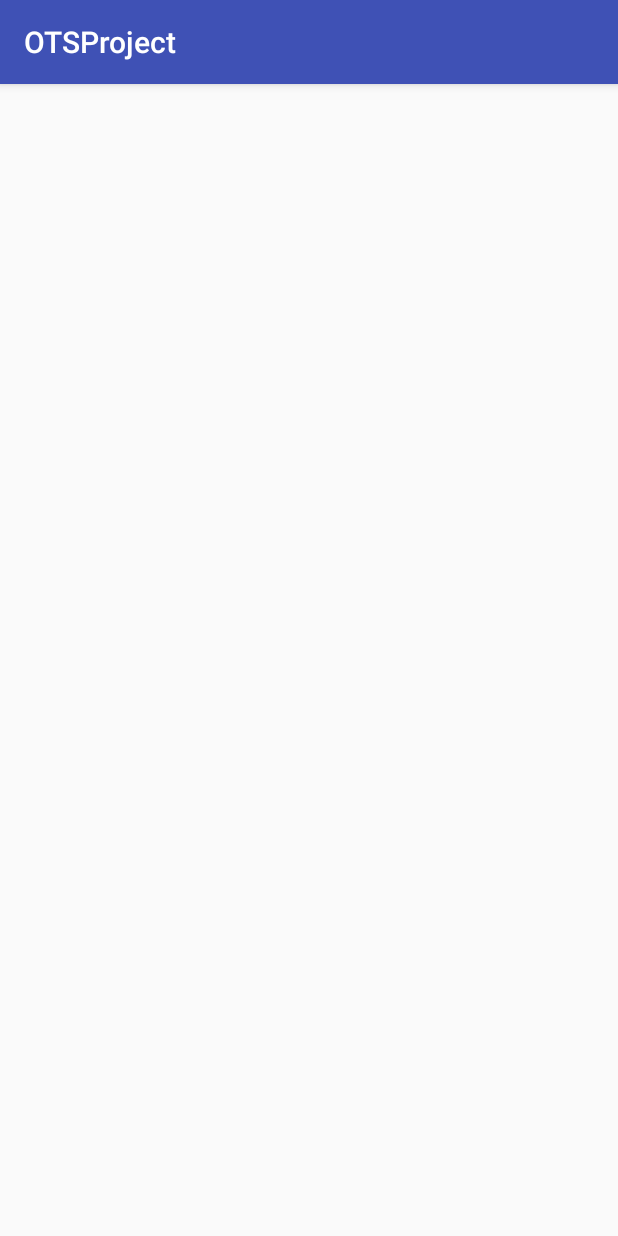
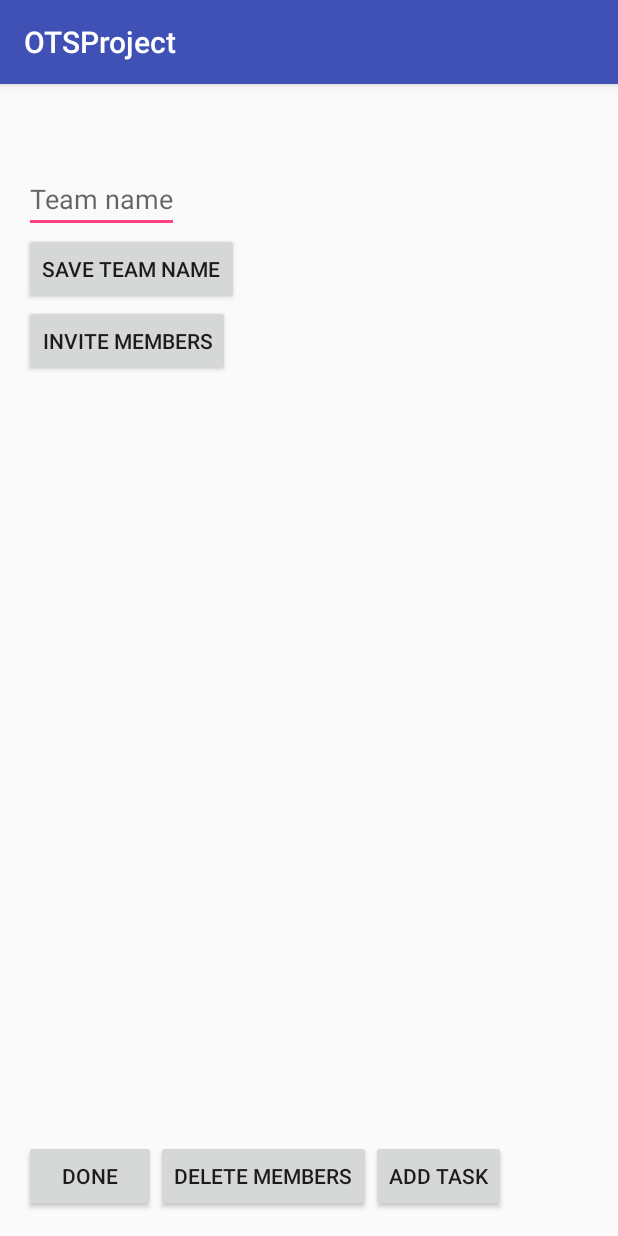
Before and after one commit to DimaGirya/OTSProject, an Android app: the EditTeamActivity screen opened directly, with no data from a screen before it, on a phone screen of 412 x 824 dp. Run offline under Robolectric (Android 15) with nearby library versions, the phone set to English and light mode, and no system bars.

Commit message:
EditTeamActivity

```diff
--- a/app/src/main/java/dima/liza/mobile/shenkar/com/otsproject/activity/EditTeamActivity.java
+++ b/app/src/main/java/dima/liza/mobile/shenkar/com/otsproject/activity/EditTeamActivity.java
@@ -2,14 +2,38 @@ package dima.liza.mobile.shenkar.com.otsproject.activity;
 
 import android.support.v7.app.AppCompatActivity;
 import android.os.Bundle;
+import android.view.View;
+import android.widget.EditText;
 
 import dima.liza.mobile.shenkar.com.otsproject.R;
 
 public class EditTeamActivity extends AppCompatActivity {
-
+    EditText teamName;
     @Override
     protected void onCreate(Bundle savedInstanceState) {
         super.onCreate(savedInstanceState);
         setContentView(R.layout.activity_edit_team);
+       //  FloatingActionButton floatingActionButton = new FloatingActionButton(this);
+        teamName = (EditText) findViewById(R.id.editTeamNameTextField);
+    }
+
+    public void onClickSaveTeamName(View view) {
+
+    }
+
+    public void onClickInviteMembers(View view) {
+
+    }
+
+
+    public void onClickDeleteMembers(View view) {
+
+    }
+
+    public void onCLickEditTeamDone(View view) {
+
+    }
+
+    public void onClickAddTask(View view) {
     }
 }
--- a/app/src/main/res/layout/activity_edit_team.xml
+++ b/app/src/main/res/layout/activity_edit_team.xml
@@ -7,4 +7,81 @@
     android:paddingBottom="@dimen/activity_vertical_margin"
     tools:context="dima.liza.mobile.shenkar.com.otsproject.activity.EditTeamActivity">
 
+    <EditText
+        android:hint="@string/hintTeamName"
+        android:layout_width="wrap_content"
+        android:layout_height="wrap_content"
+        android:id="@+id/editTeamNameTextField"
+        android:layout_marginTop="38dp"
+        android:layout_alignParentTop="true"
+        android:layout_alignParentLeft="true"
+        android:layout_alignParentStart="true" />
+
+    <Button
+        style="?android:attr/buttonStyleSmall"
+        android:layout_width="wrap_content"
+        android:layout_height="wrap_content"
+        android:text="@string/buttonSaveTeamName"
+        android:onClick="onClickSaveTeamName"
+        android:id="@+id/bSaveTeamName"
+        android:layout_below="@+id/editTeamNameTextField"
+        android:layout_alignParentLeft="true"
+        android:layout_alignParentStart="true" />
+
+    <Button
+        android:layout_width="wrap_content"
+        android:layout_height="wrap_content"
+        android:text="@string/buttonInviteMembers"
+        android:onClick="onClickInviteMembers"
+        android:id="@+id/bInviteMembers"
+        android:layout_below="@+id/bSaveTeamName"
+        android:layout_alignParentLeft="true"
+        android:layout_alignParentStart="true" />
+
+    <Button
+
+        android:layout_width="wrap_content"
+        android:layout_height="wrap_content"
+        android:text="@string/buttonEditTeamDone"
+        android:id="@+id/buttonEditTeamDone"
+        android:onClick="onCLickEditTeamDone"
+        android:layout_alignParentBottom="true"
+        android:layout_alignParentLeft="true"
+        android:layout_alignParentStart="true" />
+
+    <Button
+        android:layout_width="wrap_content"
+        android:layout_height="wrap_content"
+        android:text="@string/buttonDeleteMembers"
+        android:id="@+id/buttonDeleteMembers"
+        android:onClick="onClickDeleteMembers"
+        android:layout_alignParentBottom="true"
+        android:layout_toRightOf="@+id/buttonEditTeamDone"
+        android:layout_toEndOf="@+id/buttonEditTeamDone" />
+
+    <ListView
+        android:layout_width="wrap_content"
+        android:layout_height="wrap_content"
+        android:id="@+id/listViewTeamMembers"
+        android:layout_alignParentRight="true"
+        android:layout_alignParentEnd="true"
+        android:layout_below="@+id/bInviteMembers"
+        android:layout_alignParentLeft="true"
+        android:layout_alignParentStart="true"
+        android:layout_above="@+id/buttonEditTeamDone" />
+
+    <!--
+    need to change to FloatingActionButton
+    addTaskActionButton
+   -->
+    <Button
+        android:layout_width="wrap_content"
+        android:layout_height="wrap_content"
+        android:text="@string/addTaskActionButton"
+        android:onClick="onClickAddTask"
+        android:id="@+id/addTaskActionButton"
+        android:layout_alignParentBottom="true"
+        android:layout_toRightOf="@+id/buttonDeleteMembers"
+        android:layout_toEndOf="@+id/buttonDeleteMembers" />
+
 </RelativeLayout>
--- a/app/src/main/res/values/strings.xml
+++ b/app/src/main/res/values/strings.xml
@@ -7,4 +7,10 @@
     <string name="hintEmail">Email</string>
     <string name="hintPhone">Phone number</string>
     <string name="SignInText">Sign In</string>
+    <string name="hintTeamName">Team name</string>
+    <string name="buttonSaveTeamName">Save team name</string>
+    <string name="buttonInviteMembers">Invite members</string>
+    <string name="buttonDeleteMembers">Delete members</string>
+    <string name="buttonEditTeamDone">Done</string>
+    <string name="addTaskActionButton">Add task</string>
 </resources>
```
